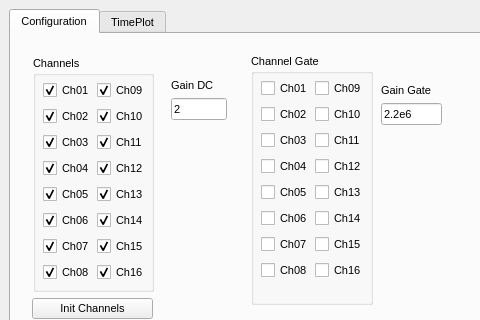
This is Examples/Stimulation/GuiStim.ui in aguimera/PyGFET as Qt 5 draws it before an edit; both pictures show x 0 to 480 and y 0 to 320 of the 994 by 697 pixel window. The edited form follows.
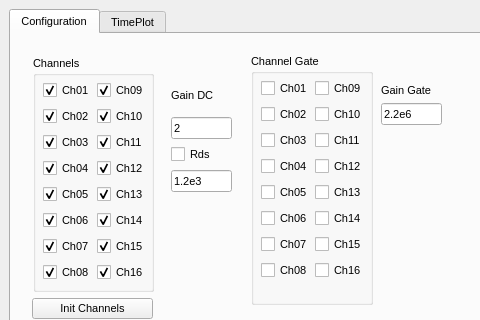
This is the edited form. The open tabs and pages were chosen to show the change.

What changed in the file:
```diff
--- a/Examples/Stimulation/GuiStim.ui
+++ b/Examples/Stimulation/GuiStim.ui
@@ -703,15 +703,17 @@
          </item>
         </layout>
        </widget>
-       <widget class="QWidget" name="layoutWidget">
+       <widget class="QWidget" name="">
         <property name="geometry">
          <rect>
           <x>160</x>
           <y>45</y>
-          <width>56</width>
-          <height>41</height>
+          <width>61</width>
+          <height>113</height>
          </rect>
         </property>
+        <layout class="QGridLayout" name="gridLayout">
+         <item row="0" column="0">
         <layout class="QVBoxLayout" name="verticalLayout">
          <item>
           <widget class="QLabel" name="label_45">
@@ -726,6 +728,32 @@
             <string>2</string>
            </property>
           </widget>
+           </item>
+          </layout>
+         </item>
+         <item row="1" column="0">
+          <layout class="QVBoxLayout" name="verticalLayout_3">
+           <item>
+            <widget class="QCheckBox" name="ChckRds">
+             <property name="text">
+              <string>Rds</string>
+             </property>
+             <property name="checked">
+              <bool>false</bool>
+             </property>
+             <property name="autoExclusive">
+              <bool>false</bool>
+             </property>
+            </widget>
+           </item>
+           <item>
+            <widget class="QLineEdit" name="QRds">
+             <property name="text">
+              <string>1.2e3</string>
+             </property>
+            </widget>
+           </item>
+          </layout>
          </item>
         </layout>
        </widget>
```
Left out of the diff: 2 changed lines with no effect on the pictures. Lines whose indentation alone changed are shown as unchanged.
